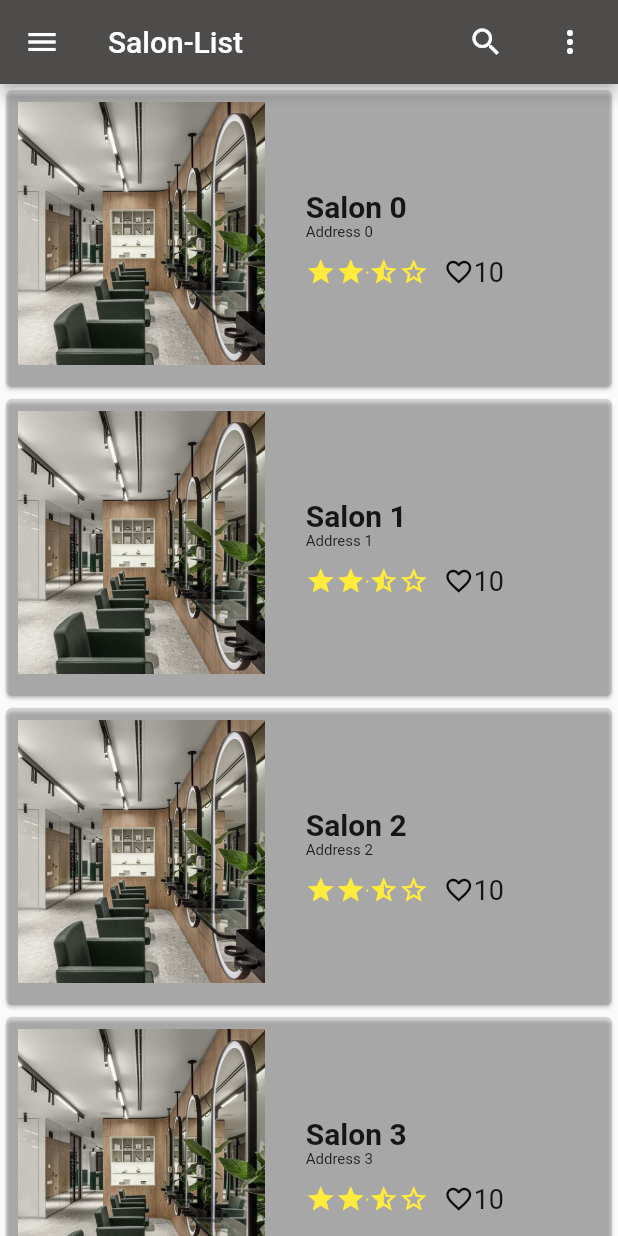
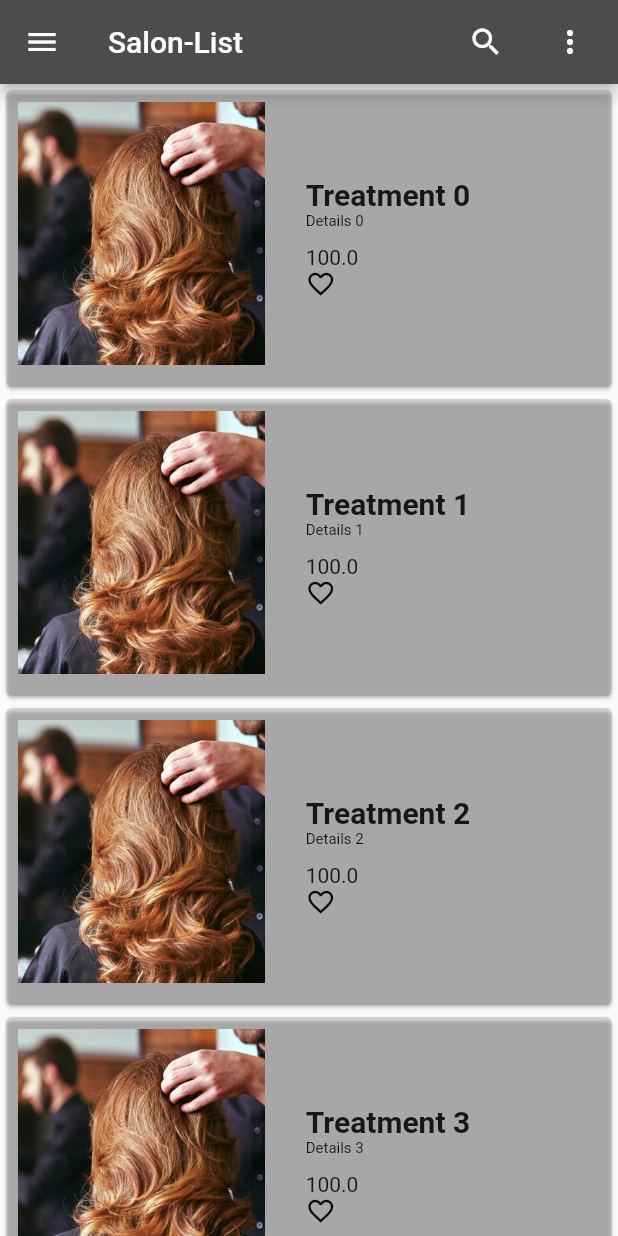
Before and after one commit to Hasti522004/salonsync, a Flutter app: the screen it shows after launch, on a phone screen of 412 x 824 dp. Run offline on Flutter 3.47's test engine with Material 2 defaults, Android fonts, the phone set to English and light mode, and no system bars; Roboto replaces fonts that are missing (RobotoMono).

Commit message:
treatment_card

```diff
--- a/lib/customer/model/card_model.dart
+++ b/lib/customer/model/salon_card.dart
@@ -1,13 +1,13 @@
 import 'package:flutter/material.dart';
 
-class CardModel {
+class SalonCard {
   final String image;
   final String salonName;
   final String address;
   final double rating;
   final int likeCount;
 
-  CardModel({
+  SalonCard({
     required this.image,
     required this.salonName,
     required this.address,
--- /dev/null
+++ b/lib/customer/model/treatment_card.dart
@@ -0,0 +1,80 @@
+import 'package:flutter/material.dart';
+
+class TreatmentCard {
+  final String image;
+  final String treatmentName;
+  final String details;
+  final double price;
+
+  TreatmentCard({
+    required this.image,
+    required this.treatmentName,
+    required this.details,
+    required this.price,
+  });
+
+  Widget buildCardWidget(BuildContext context) {
+    double screenWidth = MediaQuery.of(context).size.width;
+
+    return Container(
+      height: MediaQuery.of(context).size.height * 0.25,
+      child: Card(
+        color: Color.fromARGB(57, 123, 120, 121),
+        child: Row(
+          crossAxisAlignment: CrossAxisAlignment.start,
+          children: [
+            Padding(
+              padding: const EdgeInsets.all(8.0),
+              child: Container(
+                height: 175,
+                width: screenWidth * 0.4,
+                decoration: BoxDecoration(
+                  image: DecorationImage(
+                    image: AssetImage(image),
+                    fit: BoxFit.cover,
+                  ),
+                  shape: BoxShape.rectangle,
+                ),
+              ),
+            ),
+            SizedBox(
+              width: 15,
+            ),
+            Padding(
+              padding: const EdgeInsets.all(4.0),
+              child: Column(
+                crossAxisAlignment: CrossAxisAlignment.start,
+                mainAxisAlignment: MainAxisAlignment.center,
+                children: [
+                  Text(
+                    treatmentName,
+                    style: TextStyle(
+                      fontSize: 20,
+                      fontFamily: 'RobotoMono',
+                      fontWeight: FontWeight.bold,
+                    ),
+                  ),
+                  Text(
+                    details,
+                    style: TextStyle(
+                      fontSize: 10,
+                    ),
+                  ),
+                  SizedBox(
+                    height: 10,
+                  ),
+                  Text('$price' ),
+                  Icon(
+                    Icons.favorite_border,
+                    color: Color.fromARGB(255, 12, 8, 8),
+                    size: 20,
+                  ),
+                ],
+              ),
+            )
+          ],
+        ),
+      ),
+    );
+  }
+}
--- a/lib/customer/screen/home_screen.dart
+++ b/lib/customer/screen/treatment_screen.dart
@@ -1,24 +1,23 @@
 import 'package:flutter/material.dart';
-import 'package:salonsync/customer/model/card_model.dart';
+import 'package:salonsync/customer/model/treatment_card.dart';
 
-class Home_Screen extends StatefulWidget {
-  const Home_Screen({super.key});
+class ServicesScreen extends StatefulWidget {
+  const ServicesScreen({super.key});
 
   @override
-  State<Home_Screen> createState() => _Home_ScreenState();
+  State<ServicesScreen> createState() => _ServicesScreenState();
 }
 
-class _Home_ScreenState extends State<Home_Screen> {
+class _ServicesScreenState extends State<ServicesScreen> {
   @override
   Widget build(BuildContext context) {
     List<Widget> cardWidgets = [];
     for (int i = 0; i < 20; i++) {
-      CardModel card = CardModel(
-        image: 'assets/images/first.jpg',
-        salonName: 'Salon $i',
-        address: 'Address $i',
-        rating: 4.5,
-        likeCount: 10,
+      TreatmentCard card = TreatmentCard(
+        image: 'assets/images/treatment-2.jpeg',
+        treatmentName: 'Treatment $i',
+        details: 'Details $i',
+        price: 100,
       );
 
       cardWidgets.add(card.buildCardWidget(context));
--- a/lib/main.dart
+++ b/lib/main.dart
@@ -1,6 +1,6 @@
 import 'package:flutter/material.dart';
-
-import 'customer/screen/home_screen.dart';
+import 'package:salonsync/customer/screen/home_screen.dart';
+import 'package:salonsync/customer/screen/treatment_screen.dart';
 
 void main() {
   runApp(const MyApp());
@@ -13,7 +13,7 @@ class MyApp extends StatelessWidget {
   @override
   Widget build(BuildContext context) {
     return const MaterialApp(
-      home: Home_Screen(),
+      home: ServicesScreen(),
     );
   }
 }
```
Also changed, not shown: assets/images/treatment-2.jpeg (added), assets/images/treatments-in-salon.jpg (added), lib/customer/screen/services_screen.dart (deleted).
